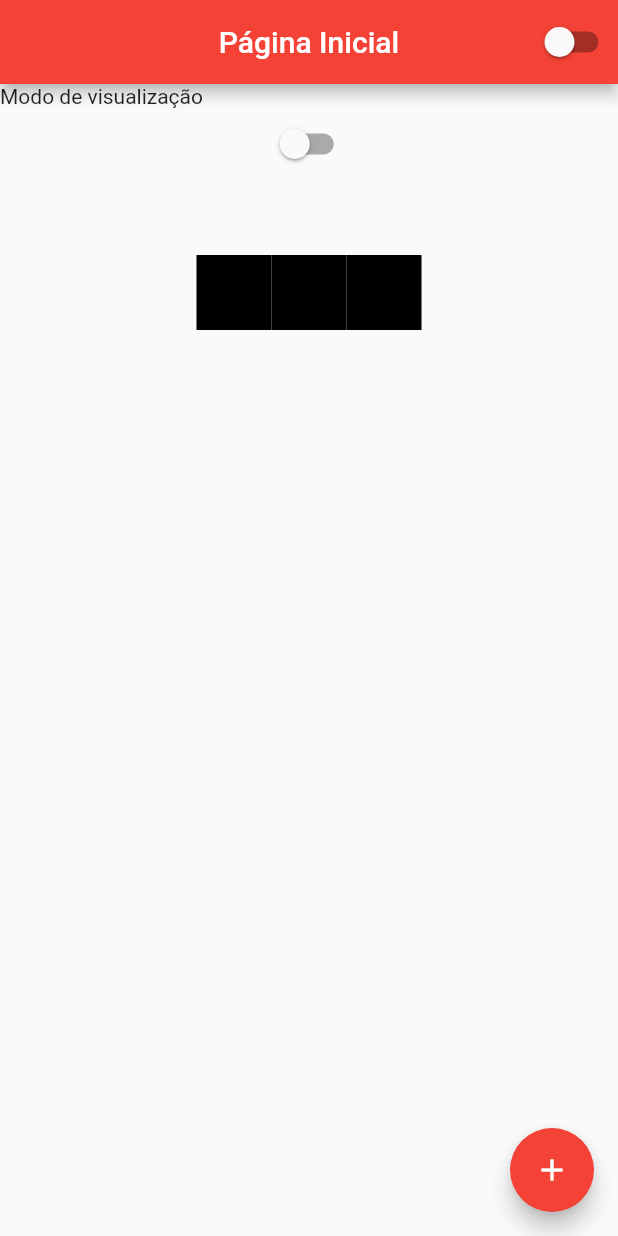
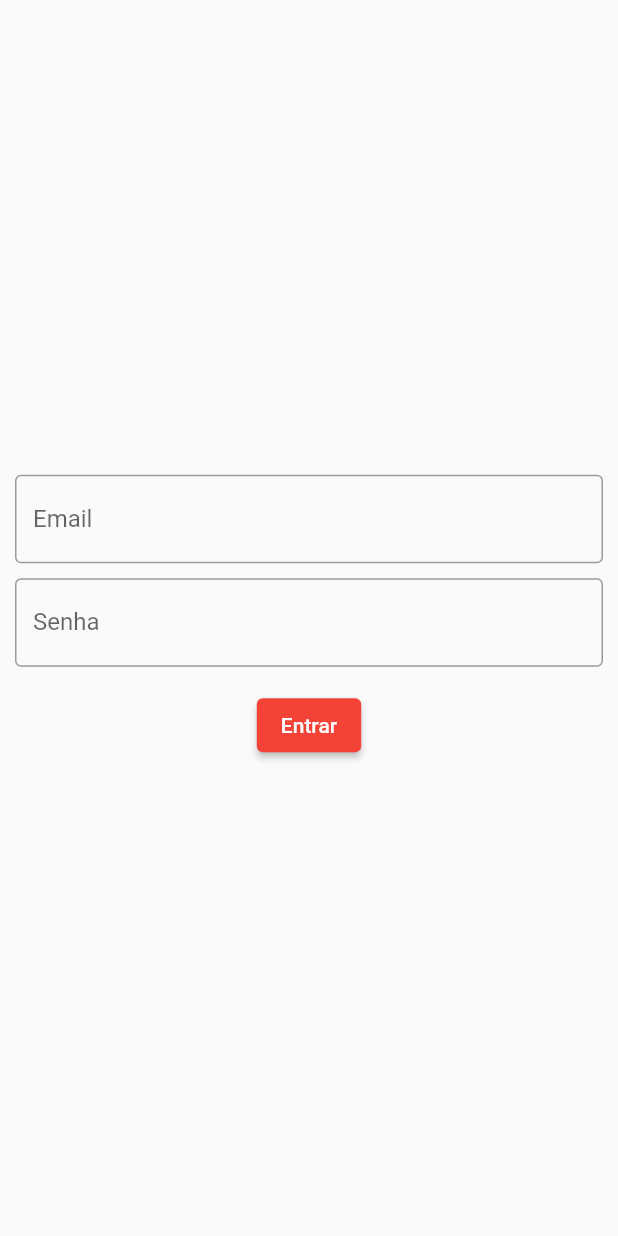
Before and after one commit to JuniorPenguim/Prodesan, a Flutter app: the screen it shows after launch, on a phone screen of 412 x 824 dp. Run offline on Flutter 3.47's test engine with Material 2 defaults, Android fonts, the phone set to English and light mode, and no system bars.

Commit message:
Inicio Tela Login

```diff
--- a/lib/appWidget.dart
+++ b/lib/appWidget.dart
@@ -2,6 +2,7 @@ import 'package:Prodesan/appController.dart';
 import 'package:flutter/material.dart';
 
 import 'homePage.dart';
+import 'login.dart';
 
 /////// STATELESS WIDGET ///////
 class AppWidget extends StatelessWidget {
@@ -18,7 +19,7 @@ class AppWidget extends StatelessWidget {
               brightness: AppController.instance.isDarkTheme
                   ? Brightness.dark
                   : Brightness.light),
-          home: HomePage(),
+          home: loginPage(),
         );
       },
     );
--- a/lib/homePage.dart
+++ b/lib/homePage.dart
@@ -26,8 +26,8 @@ class HomePageState extends State<HomePage> {
       body: Container(
           width: double.infinity,
           height: double.infinity,
-          child: ListView(
-            // mainAxisAlignment: MainAxisAlignment.center,
+          child: Column(
+            mainAxisAlignment: MainAxisAlignment.center,
             children: [
               Text('Modo de visualização'),
               CustomSwitch(),
--- /dev/null
+++ b/lib/login.dart
@@ -0,0 +1,58 @@
+// ignore_for_file: deprecated_member_use
+
+import 'package:flutter/material.dart';
+
+class loginPage extends StatefulWidget {
+  const loginPage({Key? key}) : super(key: key);
+
+  @override
+  _loginPageState createState() => _loginPageState();
+}
+
+class _loginPageState extends State<loginPage> {
+  String email = '';
+  String senha = '';
+
+  @override
+  Widget build(BuildContext context) {
+    return Scaffold(
+      body: SingleChildScrollView(
+          child: SizedBox(
+        width: MediaQuery.of(context).size.width,
+        height: MediaQuery.of(context).size.height,
+        child: Padding(
+          padding: const EdgeInsets.all(10.0),
+          child: Column(
+            mainAxisAlignment: MainAxisAlignment.center,
+            children: [
+              TextField(
+                onChanged: (text) {
+                  email = text;
+                },
+                keyboardType: TextInputType.emailAddress,
+                decoration: InputDecoration(
+                    labelText: 'Email', border: OutlineInputBorder()),
+              ),
+              SizedBox(height: 10),
+              TextField(
+                onChanged: (text) {
+                  senha = text;
+                },
+                obscureText: true,
+                decoration: InputDecoration(
+                    labelText: 'Senha', border: OutlineInputBorder()),
+              ),
+              SizedBox(height: 15),
+              ElevatedButton(
+                onPressed: () {
+                  if (email == 'fjumisan@gmail.com' && senha == '123') {}
+                },
+                child: const Text('Entrar'),
+              ),
+            ],
+          ),
+        ),
+      )),
+    );
+  }
+}
```
